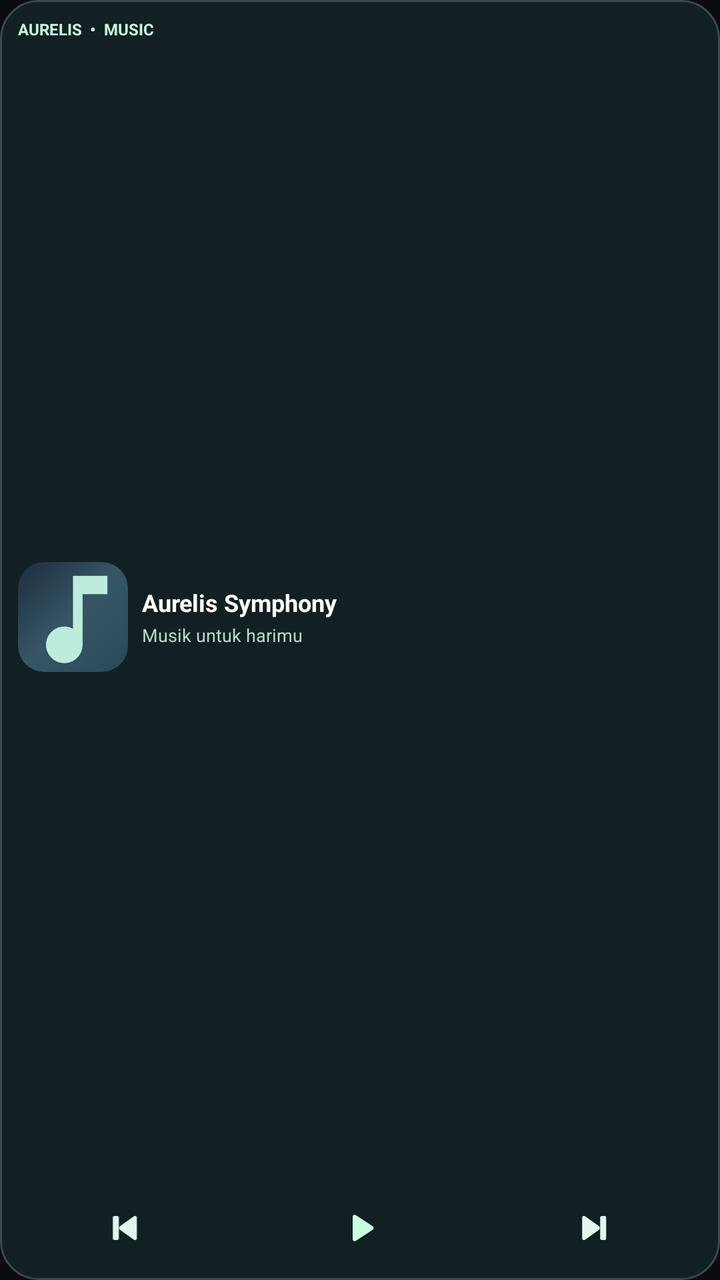
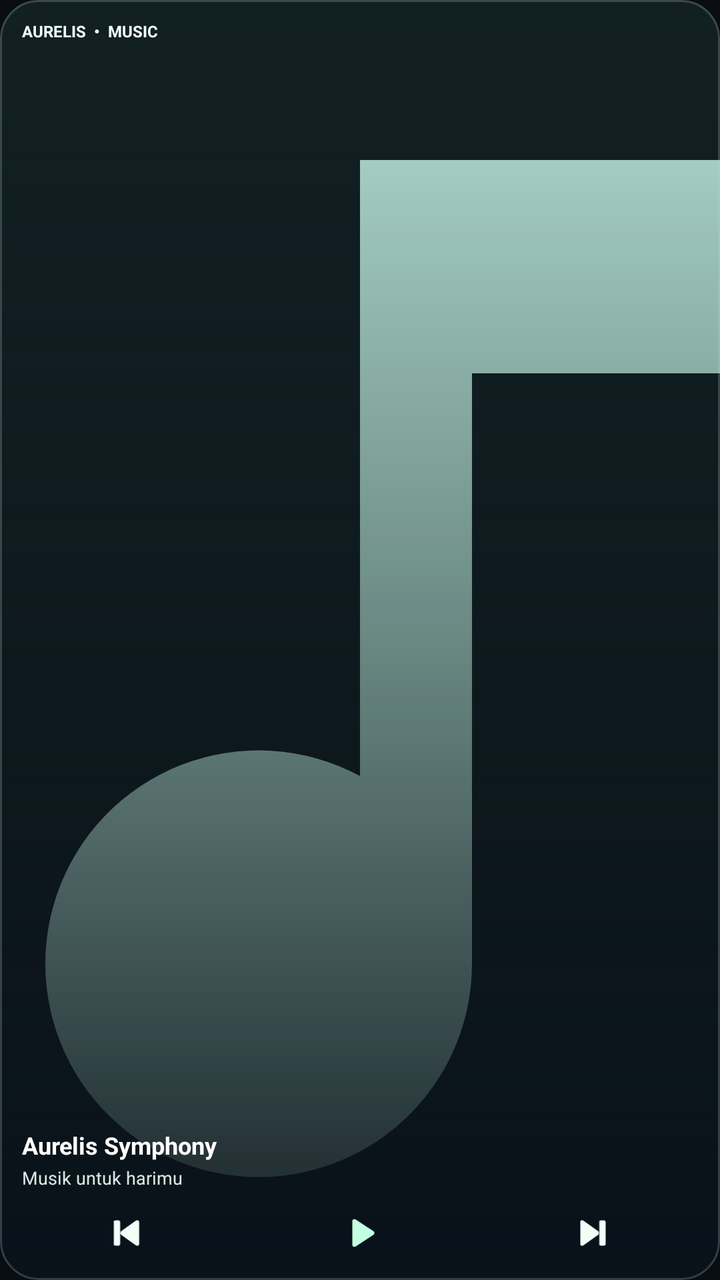

Compare the two renders of this Android layout. The source of the first and the diff that turns it into the second are given below.
<!-- AndroidManifest.xml: application theme Theme.Aurelis -->
<!-- res/layout/widget_aurelis_compact.xml -->
<?xml version="1.0" encoding="utf-8"?>
<FrameLayout xmlns:android="http://schemas.android.com/apk/res/android"
    android:id="@+id/widget_root" android:layout_width="match_parent"
    android:layout_height="match_parent" android:background="@drawable/widget_shell"
    android:foreground="@drawable/widget_border" android:clipToOutline="true">
    <ImageView android:id="@+id/widget_background"
        android:layout_width="match_parent" android:layout_height="match_parent"
        android:scaleType="fitXY" android:contentDescription="@null"/>
    <LinearLayout android:layout_width="match_parent" android:layout_height="match_parent"
        android:padding="9dp" android:orientation="vertical">
        <TextView android:layout_width="match_parent" android:layout_height="wrap_content"
            android:text="AURELIS  •  MUSIC" android:textSize="8sp" android:textStyle="bold"
            android:textColor="#C4F3E1" android:singleLine="true"/>
        <LinearLayout android:layout_width="match_parent" android:layout_height="0dp"
            android:layout_weight="1" android:orientation="horizontal"
            android:gravity="center_vertical">
            <ImageView android:id="@+id/widget_art" android:layout_width="55dp"
                android:layout_height="55dp" android:src="@drawable/widget_music_note"
                android:background="@drawable/widget_album_frame"
                android:clipToOutline="true" android:scaleType="centerCrop"
                android:contentDescription="Cover lagu"/>
            <LinearLayout android:layout_width="0dp" android:layout_weight="1"
                android:layout_height="wrap_content" android:layout_marginLeft="7dp"
                android:orientation="vertical">
                <TextView android:id="@+id/widget_title"
                    android:layout_width="match_parent" android:layout_height="wrap_content"
                    android:text="Aurelis Symphony" android:maxLines="2"
                    android:ellipsize="end" android:textSize="12sp" android:textStyle="bold"
                    android:textColor="#FAFFFD"/>
                <TextView android:id="@+id/widget_artist"
                    android:layout_width="match_parent" android:layout_height="wrap_content"
                    android:layout_marginTop="2dp" android:text="Musik untuk harimu"
                    android:singleLine="true" android:ellipsize="end"
                    android:textSize="9sp" android:textColor="#BDD4CA"/>
            </LinearLayout>
        </LinearLayout>
        <LinearLayout android:layout_width="match_parent" android:layout_height="34dp"
            android:orientation="horizontal" android:gravity="center">
            <ImageView android:id="@+id/widget_prev" android:layout_width="0dp" android:layout_weight="1"
                android:layout_height="34dp" android:padding="8dp"
                android:src="@drawable/widget_previous" android:tint="#E2F6ED"
                android:contentDescription="Lagu sebelumnya"
                />
            <ImageView android:id="@+id/widget_toggle" android:layout_width="0dp" android:layout_weight="1.15"
                android:layout_height="34dp" android:padding="7dp"
                android:src="@drawable/widget_play" android:tint="#C8FFDF"
                android:contentDescription="Play atau pause"
                />
            <ImageView android:id="@+id/widget_next" android:layout_width="0dp" android:layout_weight="1"
                android:layout_height="34dp" android:padding="8dp"
                android:src="@drawable/widget_next" android:tint="#E2F6ED"
                android:contentDescription="Lagu berikutnya"
                />
        </LinearLayout>
    </LinearLayout>
</FrameLayout>
<!-- resources referenced by this layout -->
<resources>
  <!-- drawable widget_album_frame (drawable) -->
  <?xml version="1.0" encoding="utf-8"?>
  <shape xmlns:android="http://schemas.android.com/apk/res/android" android:shape="rectangle">
      <corners android:radius="13dp" />
      <gradient android:angle="135" android:startColor="#284958" android:centerColor="#365666" android:endColor="#1E2D3E"/>
  </shape>
  <!-- drawable widget_border (drawable) -->
  <?xml version="1.0" encoding="utf-8"?>
  <shape xmlns:android="http://schemas.android.com/apk/res/android" android:shape="rectangle">
      <corners android:radius="19dp"/>
      <solid android:color="#00000000"/>
      <stroke android:width="1dp" android:color="#3ABED8CF"/>
  </shape>
  <!-- drawable widget_music_note (drawable) -->
  <?xml version="1.0" encoding="utf-8"?>
  <vector xmlns:android="http://schemas.android.com/apk/res/android"
      android:width="48dp" android:height="48dp"
      android:viewportWidth="24" android:viewportHeight="24">
      <path android:fillColor="#BDECDD"
          android:pathData="M12,3v11.55a4,4 0,1 0,2.1 3.52V7h5.4V3H12z"/>
  </vector>
  <!-- drawable widget_next (drawable) -->
  <?xml version="1.0" encoding="utf-8"?>
  <vector xmlns:android="http://schemas.android.com/apk/res/android" android:width="24dp" android:height="24dp" android:viewportWidth="24" android:viewportHeight="24">
      <path android:fillColor="#FFFFFFFF" android:pathData="M5,5 C5,4 6.2,3.6 7,4.2 L16.1,10.7 C17,11.3 17,12.7 16.1,13.3 L7,19.8 C6.2,20.4 5,20 5,19 Z M18,4 h2 a1,1 0,0 1,1 1 v14 a1,1 0,0 1,-1 1 h-2 a1,1 0,0 1,-1 -1 v-14 a1,1 0,0 1,1 -1 Z"/>
  </vector>
  <!-- drawable widget_play (drawable) -->
  <?xml version="1.0" encoding="utf-8"?>
  <vector xmlns:android="http://schemas.android.com/apk/res/android" android:width="24dp" android:height="24dp" android:viewportWidth="24" android:viewportHeight="24">
      <path android:fillColor="#FFFFFFFF" android:pathData="M8,5.2 C8,4.2 9.1,3.8 9.9,4.3 L20,10.9 C20.8,11.4 20.8,12.6 20,13.1 L9.9,19.7 C9.1,20.2 8,19.8 8,18.8 Z"/>
  </vector>
  <!-- drawable widget_previous (drawable) -->
  <?xml version="1.0" encoding="utf-8"?>
  <vector xmlns:android="http://schemas.android.com/apk/res/android" android:width="24dp" android:height="24dp" android:viewportWidth="24" android:viewportHeight="24">
      <path android:fillColor="#FFFFFFFF" android:pathData="M19,5 C19,4 17.8,3.6 17,4.2 L7.9,10.7 C7,11.3 7,12.7 7.9,13.3 L17,19.8 C17.8,20.4 19,20 19,19 Z M6,4 h-2 a1,1 0,0 0,-1 1 v14 a1,1 0,0 0,1 1 h2 a1,1 0,0 0,1 -1 v-14 a1,1 0,0 0,-1 -1 Z"/>
  </vector>
  <!-- drawable widget_shell (drawable) -->
  <?xml version="1.0" encoding="utf-8"?>
  <shape xmlns:android="http://schemas.android.com/apk/res/android" android:shape="rectangle">
      <corners android:radius="19dp"/>
      <solid android:color="#CA152528"/>
  </shape>
  <style name="Theme.Aurelis" parent="android:style/Theme.Material.NoActionBar">
      <item name="android:windowLightStatusBar">false</item>
      <item name="android:windowActionModeOverlay">true</item>
      <item name="android:windowLightNavigationBar">false</item>
      <item name="android:windowDrawsSystemBarBackgrounds">true</item>
      <item name="android:windowBackground">#090D11</item>
      <item name="android:navigationBarColor">#090C10</item>
      <item name="android:statusBarColor">#090C10</item>
    </style>
</resources>

<!-- the commit's change to res/layout/widget_aurelis_compact.xml (unified diff, before → after) -->
@@ -6,51 +6,49 @@
     <ImageView android:id="@+id/widget_background"
         android:layout_width="match_parent" android:layout_height="match_parent"
         android:scaleType="fitXY" android:contentDescription="@null"/>
+    <ImageView android:id="@+id/widget_art"
+        android:layout_width="match_parent" android:layout_height="match_parent"
+        android:src="@drawable/widget_music_note" android:scaleType="centerCrop"
+        android:contentDescription="Cover lagu"/>
+    <FrameLayout android:layout_width="match_parent" android:layout_height="match_parent"
+        android:background="@drawable/widget_cover_bottom_blur"
+        android:clickable="false"/>
     <LinearLayout android:layout_width="match_parent" android:layout_height="match_parent"
-        android:padding="9dp" android:orientation="vertical">
+        android:orientation="vertical" android:paddingLeft="11dp"
+        android:paddingRight="11dp" android:paddingTop="10dp" android:paddingBottom="7dp">
         <TextView android:layout_width="match_parent" android:layout_height="wrap_content"
             android:text="AURELIS  •  MUSIC" android:textSize="8sp" android:textStyle="bold"
-            android:textColor="#C4F3E1" android:singleLine="true"/>
-        <LinearLayout android:layout_width="match_parent" android:layout_height="0dp"
-            android:layout_weight="1" android:orientation="horizontal"
-            android:gravity="center_vertical">
-            <ImageView android:id="@+id/widget_art" android:layout_width="55dp"
-                android:layout_height="55dp" android:src="@drawable/widget_music_note"
-                android:background="@drawable/widget_album_frame"
-                android:clipToOutline="true" android:scaleType="centerCrop"
-                android:contentDescription="Cover lagu"/>
-            <LinearLayout android:layout_width="0dp" android:layout_weight="1"
-                android:layout_height="wrap_content" android:layout_marginLeft="7dp"
-                android:orientation="vertical">
-                <TextView android:id="@+id/widget_title"
-                    android:layout_width="match_parent" android:layout_height="wrap_content"
-                    android:text="Aurelis Symphony" android:maxLines="2"
-                    android:ellipsize="end" android:textSize="12sp" android:textStyle="bold"
-                    android:textColor="#FAFFFD"/>
-                <TextView android:id="@+id/widget_artist"
-                    android:layout_width="match_parent" android:layout_height="wrap_content"
-                    android:layout_marginTop="2dp" android:text="Musik untuk harimu"
-                    android:singleLine="true" android:ellipsize="end"
-                    android:textSize="9sp" android:textColor="#BDD4CA"/>
+            android:textColor="#EEFFF9" android:singleLine="true"/>
+        <FrameLayout android:layout_width="match_parent" android:layout_height="0dp"
+            android:layout_weight="1"/>
+        <TextView android:id="@+id/widget_title"
+            android:layout_width="match_parent" android:layout_height="wrap_content"
+            android:text="Aurelis Symphony" android:maxLines="1"
+            android:ellipsize="end" android:textSize="12sp" android:textStyle="bold"
+            android:textColor="#FFFFFFFF"/>
+        <TextView android:id="@+id/widget_artist"
+            android:layout_width="match_parent" android:layout_height="wrap_content"
+            android:layout_marginTop="2dp" android:layout_marginBottom="5dp"
+            android:text="Musik untuk harimu" android:singleLine="true"
+            android:ellipsize="end" android:textSize="9sp"
+            android:textColor="#D6E9E2"/>
+            <LinearLayout android:layout_width="match_parent" android:layout_height="33dp"
+                android:orientation="horizontal" android:gravity="center_vertical">
+                <ImageView android:id="@+id/widget_prev"
+                    android:layout_width="0dp" android:layout_weight="1"
+                    android:layout_height="33dp" android:padding="7dp"
+                    android:src="@drawable/widget_previous" android:tint="#F2FFF8"
+                    android:contentDescription="Lagu sebelumnya"/>
+                <ImageView android:id="@+id/widget_toggle"
+                    android:layout_width="0dp" android:layout_weight="1.18"
+                    android:layout_height="33dp" android:padding="6dp"
+                    android:src="@drawable/widget_play" android:tint="#C4FFE4"
+                    android:contentDescription="Play atau pause"/>
+                <ImageView android:id="@+id/widget_next"
+                    android:layout_width="0dp" android:layout_weight="1"
+                    android:layout_height="33dp" android:padding="7dp"
+                    android:src="@drawable/widget_next" android:tint="#F2FFF8"
+                    android:contentDescription="Lagu berikutnya"/>
             </LinearLayout>
-        </LinearLayout>
-        <LinearLayout android:layout_width="match_parent" android:layout_height="34dp"
-            android:orientation="horizontal" android:gravity="center">
-            <ImageView android:id="@+id/widget_prev" android:layout_width="0dp" android:layout_weight="1"
-                android:layout_height="34dp" android:padding="8dp"
-                android:src="@drawable/widget_previous" android:tint="#E2F6ED"
-                android:contentDescription="Lagu sebelumnya"
-                />
-            <ImageView android:id="@+id/widget_toggle" android:layout_width="0dp" android:layout_weight="1.15"
-                android:layout_height="34dp" android:padding="7dp"
-                android:src="@drawable/widget_play" android:tint="#C8FFDF"
-                android:contentDescription="Play atau pause"
-                />
-            <ImageView android:id="@+id/widget_next" android:layout_width="0dp" android:layout_weight="1"
-                android:layout_height="34dp" android:padding="8dp"
-                android:src="@drawable/widget_next" android:tint="#E2F6ED"
-                android:contentDescription="Lagu berikutnya"
-                />
-        </LinearLayout>
     </LinearLayout>
 </FrameLayout>
<!-- resource entries referenced after the edit -->
@@ -1,17 +1,21 @@
 <!-- resources referenced by this layout -->
 <resources>
-  <!-- drawable widget_album_frame (drawable) -->
-  <?xml version="1.0" encoding="utf-8"?>
-  <shape xmlns:android="http://schemas.android.com/apk/res/android" android:shape="rectangle">
-      <corners android:radius="13dp" />
-      <gradient android:angle="135" android:startColor="#284958" android:centerColor="#365666" android:endColor="#1E2D3E"/>
-  </shape>
   <!-- drawable widget_border (drawable) -->
   <?xml version="1.0" encoding="utf-8"?>
   <shape xmlns:android="http://schemas.android.com/apk/res/android" android:shape="rectangle">
       <corners android:radius="19dp"/>
       <solid android:color="#00000000"/>
       <stroke android:width="1dp" android:color="#3ABED8CF"/>
+  </shape>
+  <!-- drawable widget_cover_bottom_blur (drawable) -->
+  <?xml version="1.0" encoding="utf-8"?>
+  <shape xmlns:android="http://schemas.android.com/apk/res/android"
+      android:shape="rectangle">
+      
+      <gradient android:angle="270"
+          android:startColor="#0A081319"
+          android:centerColor="#75081118"
+          android:endColor="#EE081018"/>
   </shape>
   <!-- drawable widget_music_note (drawable) -->
   <?xml version="1.0" encoding="utf-8"?>
